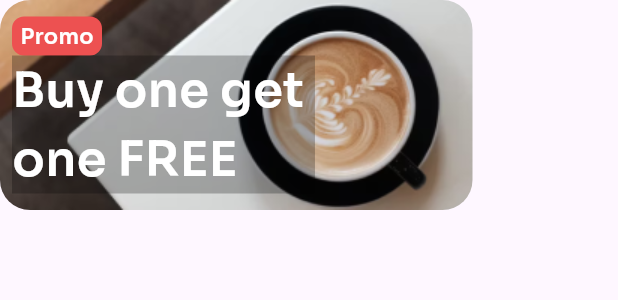
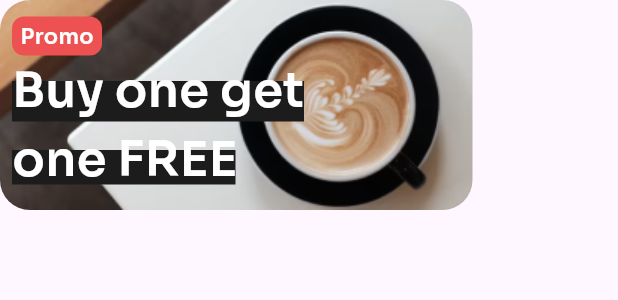
Before and after one commit to Dilshan97/Flutter-Coffee-Shop-App-UI, a Flutter app: the BannerCard widget shown alone on an empty page, opened directly, on a phone screen of 412 x 824 dp. Shown: the top 300 px of the screen. Run offline on Flutter 3.47's test engine with Material 2 defaults, Android fonts, the phone set to English and light mode, and no system bars; our stand-ins replace carousel_slider, google_fonts, iconsax.

Commit message:
ui fixes

```diff
--- a/lib/screens/widgets/banner.dart
+++ b/lib/screens/widgets/banner.dart
@@ -44,18 +44,49 @@ class _BannerCardState extends State<BannerCard> {
                 ),
               ),
             ),
-            DecoratedBox(
+            Stack(
+              children: [
+                Positioned(
+                  top: 17,
+                  child: Container(
+                    width: 200,
+                    height: 27,
                     decoration: const BoxDecoration(
-                color: Colors.black26,
+                      color: Color(0xff1C1C1C),
                     ),
-              child: Text(
-                "Buy one get \none FREE",
+                  ),
+                ),
+                Text(
+                  "Buy one get",
                   style: GoogleFonts.sora(
                     fontSize: 32,
                     fontWeight: FontWeight.w600,
                     color: Colors.white,
                   ),
                 ),
+              ],
+            ),
+            Stack(
+              children: [
+                Positioned(
+                  top: 17,
+                  child: Container(
+                    width: 149,
+                    height: 23,
+                    decoration: const BoxDecoration(
+                      color: Color(0xff1C1C1C),
+                    ),
+                  ),
+                ),
+                Text(
+                  "one FREE",
+                  style: GoogleFonts.sora(
+                    fontSize: 32,
+                    fontWeight: FontWeight.w600,
+                    color: Colors.white,
+                  ),
+                ),
+              ],
             )
           ],
         ),
```
Lines whose indentation alone changed are shown as unchanged.
